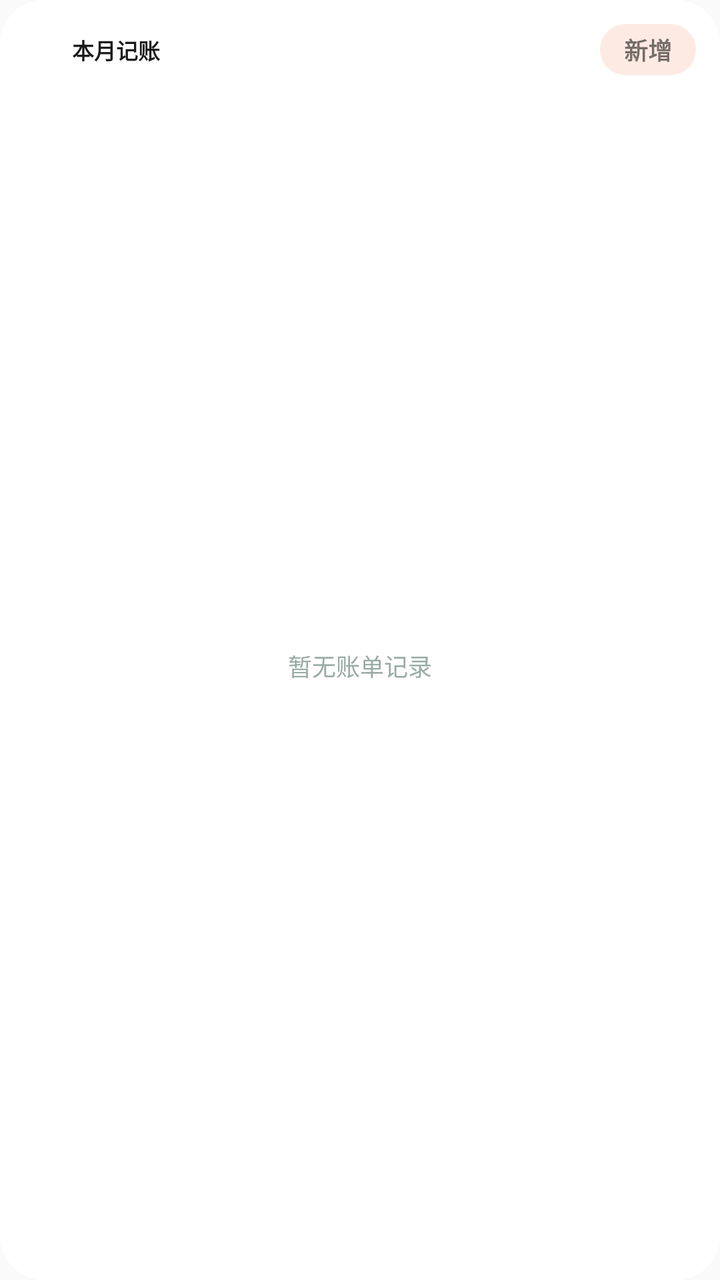
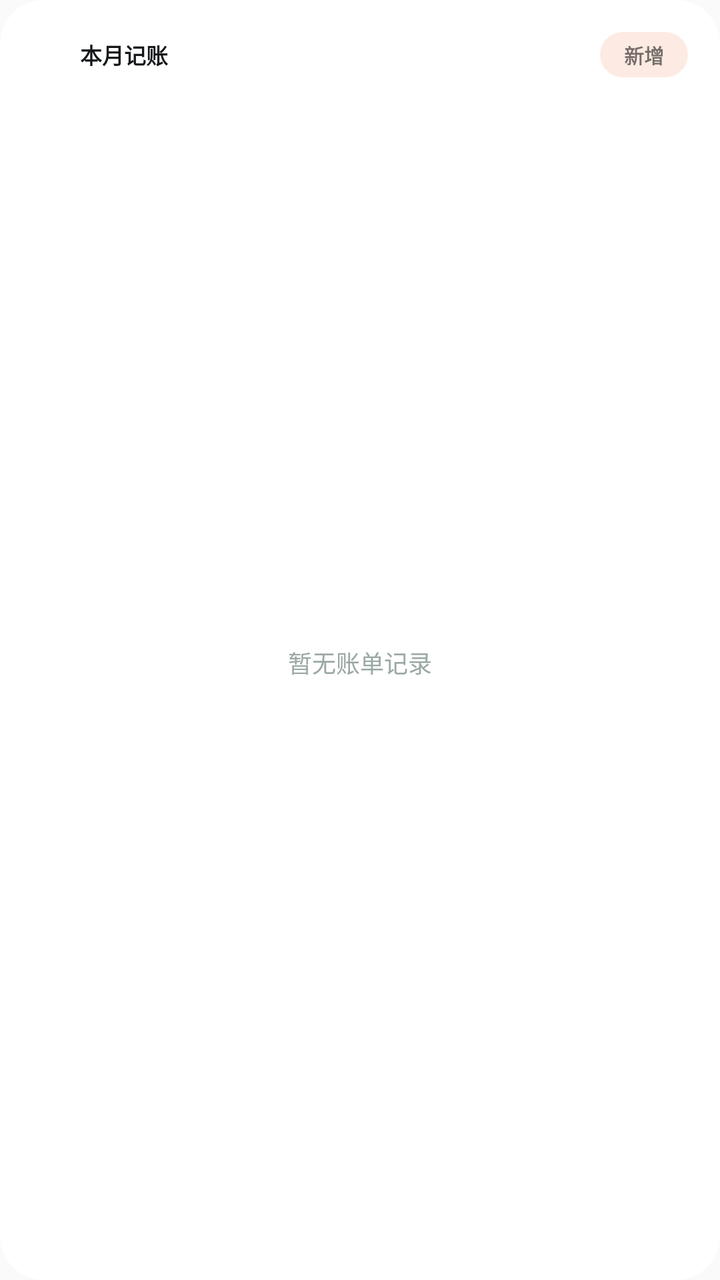

Screens rendered from an Android XML layout before and after an edit, with the pre-edit source and the edit as a unified diff.
<!-- AndroidManifest.xml: application theme Theme.PalmNote -->
<!-- res/layout/widget_bill_unified.xml -->
<?xml version="1.0" encoding="utf-8"?>
<LinearLayout xmlns:android="http://schemas.android.com/apk/res/android"
    android:id="@+id/widget_layout"
    android:layout_width="match_parent"
    android:layout_height="match_parent"
    android:orientation="vertical"
    android:padding="12dp"
    android:background="@drawable/widget_card_round">

    
    <LinearLayout
        android:layout_width="match_parent"
        android:layout_height="wrap_content"
        android:orientation="horizontal"
        android:gravity="center_vertical">

        <FrameLayout
            android:layout_width="@dimen/widget_icon_badge"
            android:layout_height="@dimen/widget_icon_badge">

            <ImageView
                android:id="@+id/widget_bill_badge"
                android:layout_width="match_parent"
                android:layout_height="match_parent"
                android:src="@drawable/widget_shape_circle"
                android:contentDescription="@null" />

            <TextView
                android:layout_width="match_parent"
                android:layout_height="match_parent"
                android:text="¥"
                android:textSize="11sp"
                android:textStyle="bold"
                android:textColor="#FFFFFFFF"
                android:gravity="center" />
        </FrameLayout>

        <TextView
            android:layout_width="0dp"
            android:layout_height="wrap_content"
            android:layout_weight="1"
            android:text="@string/widget_bill_title"
            android:textSize="@dimen/widget_text_title"
            android:textColor="@color/widget_v2_text_primary"
            android:textStyle="bold"
            android:layout_marginStart="8dp" />

        <TextView
            android:id="@+id/widget_add_btn"
            android:layout_width="wrap_content"
            android:layout_height="wrap_content"
            android:text="@string/widget_add"
            android:textSize="12sp"
            android:textStyle="bold"
            android:background="@drawable/widget_pill_tint1"
            android:paddingHorizontal="12dp"
            android:paddingVertical="4dp" />
    </LinearLayout>

    
    <LinearLayout
        android:id="@+id/widget_content_with_data"
        android:layout_width="match_parent"
        android:layout_height="0dp"
        android:layout_weight="1"
        android:orientation="horizontal"
        android:gravity="bottom"
        android:layout_marginTop="9dp"
        android:visibility="gone">

        <LinearLayout
            android:layout_width="100dp"
            android:layout_height="match_parent"
            android:orientation="vertical"
            android:gravity="center_vertical">

            <TextView
                android:layout_width="wrap_content"
                android:layout_height="wrap_content"
                android:text="@string/widget_expense_label"
                android:textSize="@dimen/widget_text_micro"
                android:textColor="@color/widget_v2_text_secondary" />

            <TextView
                android:id="@+id/widget_expense_amount"
                android:layout_width="wrap_content"
                android:layout_height="wrap_content"
                android:text="0"
                android:textSize="33sp"
                android:textColor="@color/widget_v2_text_primary"
                android:textStyle="bold"
                android:layout_marginTop="1dp"
                android:maxLines="1"
                android:ellipsize="end" />

            
            <FrameLayout
                android:id="@+id/widget_bill_budget_bar"
                android:layout_width="match_parent"
                android:layout_height="10dp"
                android:layout_marginTop="8dp">

                <ImageView
                    android:layout_width="match_parent"
                    android:layout_height="match_parent"
                    android:src="@drawable/widget_bar_track"
                    android:contentDescription="@null" />

                <ImageView
                    android:id="@+id/widget_bill_budget_fill"
                    android:layout_width="match_parent"
                    android:layout_height="match_parent"
                    android:src="@drawable/widget_bar_fill"
                    android:contentDescription="@null" />
            </FrameLayout>

            <LinearLayout
                android:layout_width="match_parent"
                android:layout_height="wrap_content"
                android:orientation="horizontal"
                android:gravity="center_vertical"
                android:layout_marginTop="4dp">

                <TextView
                    android:id="@+id/widget_budget_card_label"
                    android:layout_width="wrap_content"
                    android:layout_height="wrap_content"
                    android:text="@string/widget_budget_used"
                    android:textSize="@dimen/widget_text_micro"
                    android:textColor="@color/widget_v2_text_secondary" />

                <TextView
                    android:id="@+id/widget_budget_amount"
                    android:layout_width="0dp"
                    android:layout_height="wrap_content"
                    android:layout_weight="1"
                    android:text="0"
                    android:textSize="@dimen/widget_text_micro"
                    android:textColor="@color/widget_v2_text_primary"
                    android:textStyle="bold"
                    android:layout_marginStart="4dp"
                    android:maxLines="1"
                    android:ellipsize="end" />
            </LinearLayout>
        </LinearLayout>

        
        <LinearLayout
            android:layout_width="0dp"
            android:layout_height="match_parent"
            android:layout_weight="1"
            android:orientation="vertical"
            android:layout_marginStart="12dp">

            <LinearLayout
                android:layout_width="match_parent"
                android:layout_height="0dp"
                android:layout_weight="1"
                android:orientation="horizontal"
                android:gravity="bottom">

                <ImageView
                    android:id="@+id/widget_bill_bar_0"
                    android:layout_width="0dp"
                    android:layout_height="match_parent"
                    android:layout_weight="1"
                    android:src="@drawable/widget_bar_clip"
                    android:contentDescription="@null" />

                <ImageView
                    android:id="@+id/widget_bill_bar_1"
                    android:layout_width="0dp"
                    android:layout_height="match_parent"
                    android:layout_weight="1"
                    android:layout_marginStart="4dp"
                    android:src="@drawable/widget_bar_clip"
                    android:contentDescription="@null" />

                <ImageView
                    android:id="@+id/widget_bill_bar_2"
                    android:layout_width="0dp"
                    android:layout_height="match_parent"
                    android:layout_weight="1"
                    android:layout_marginStart="4dp"
                    android:src="@drawable/widget_bar_clip"
                    android:contentDescription="@null" />

                <ImageView
                    android:id="@+id/widget_bill_bar_3"
                    android:layout_width="0dp"
                    android:layout_height="match_parent"
                    android:layout_weight="1"
                    android:layout_marginStart="4dp"
                    android:src="@drawable/widget_bar_clip"
                    android:contentDescription="@null" />

                <ImageView
                    android:id="@+id/widget_bill_bar_4"
                    android:layout_width="0dp"
                    android:layout_height="match_parent"
                    android:layout_weight="1"
                    android:layout_marginStart="4dp"
                    android:src="@drawable/widget_bar_clip"
                    android:contentDescription="@null" />

                <ImageView
                    android:id="@+id/widget_bill_bar_5"
                    android:layout_width="0dp"
                    android:layout_height="match_parent"
                    android:layout_weight="1"
                    android:layout_marginStart="4dp"
                    android:src="@drawable/widget_bar_clip"
                    android:contentDescription="@null" />

                <ImageView
                    android:id="@+id/widget_bill_bar_6"
                    android:layout_width="0dp"
                    android:layout_height="match_parent"
                    android:layout_weight="1"
                    android:layout_marginStart="4dp"
                    android:src="@drawable/widget_bar_clip"
                    android:contentDescription="@null" />
            </LinearLayout>

            <TextView
                android:layout_width="match_parent"
                android:layout_height="wrap_content"
                android:text="@string/widget_bill_week_label"
                android:textSize="@dimen/widget_text_micro"
                android:textColor="@color/widget_v2_text_tertiary"
                android:gravity="center"
                android:layout_marginTop="3dp" />
        </LinearLayout>
    </LinearLayout>

    
    <LinearLayout
        android:id="@+id/widget_empty_state"
        android:layout_width="match_parent"
        android:layout_height="0dp"
        android:layout_weight="1"
        android:orientation="vertical"
        android:gravity="center"
        android:visibility="visible">

        <TextView
            android:layout_width="wrap_content"
            android:layout_height="wrap_content"
            android:text="@string/widget_bill_empty"
            android:textSize="12sp"
            android:textColor="@color/widget_v2_text_tertiary" />
    </LinearLayout>

</LinearLayout>
<!-- resources referenced by this layout -->
<resources>
  <color name="widget_v2_text_primary">#FF1A1A1A</color>
  <color name="widget_v2_text_secondary">#FF7C8A86</color>
  <color name="widget_v2_text_tertiary">#FF9AABA6</color>
  <dimen name="widget_icon_badge">16dp</dimen>
  <dimen name="widget_text_micro">10sp</dimen>
  <dimen name="widget_text_title">11sp</dimen>
  <!-- drawable widget_bar_clip (drawable) -->
  <?xml version="1.0" encoding="utf-8"?>
  <clip xmlns:android="http://schemas.android.com/apk/res/android"
      android:clipOrientation="vertical"
      android:gravity="bottom">
      <shape android:shape="rectangle">
          <solid android:color="#FFFFFFFF" />
          <corners android:radius="3dp" />
      </shape>
  </clip>
  <!-- drawable widget_bar_fill (drawable) -->
  <?xml version="1.0" encoding="utf-8"?>
  <clip xmlns:android="http://schemas.android.com/apk/res/android"
      android:clipOrientation="horizontal"
      android:gravity="left">
      <shape android:shape="rectangle">
          <solid android:color="#FFFFFF" />
          <corners android:radius="2dp" />
      </shape>
  </clip>
  <!-- drawable widget_bar_track (drawable) -->
  <?xml version="1.0" encoding="utf-8"?>
  <shape xmlns:android="http://schemas.android.com/apk/res/android" android:shape="rectangle">
      <solid android:color="@color/widget_v2_ring" />
      <corners android:radius="2dp" />
  </shape>
  <!-- drawable widget_card_round (drawable) -->
  <?xml version="1.0" encoding="utf-8"?>
  <shape xmlns:android="http://schemas.android.com/apk/res/android" android:shape="rectangle">
      <solid android:color="@color/widget_v2_card_bg" />
      <corners android:radius="22dp" />
  </shape>
  <!-- drawable widget_pill_tint1 (drawable) -->
  <?xml version="1.0" encoding="utf-8"?>
  <shape xmlns:android="http://schemas.android.com/apk/res/android"
      android:shape="rectangle">
      <solid android:color="@color/widget_tint_1" />
      <corners android:radius="99dp" />
  </shape>
  <!-- drawable widget_shape_circle (drawable) -->
  <?xml version="1.0" encoding="utf-8"?>
  <shape xmlns:android="http://schemas.android.com/apk/res/android"
      android:shape="oval">
      <solid android:color="#FFFFFF" />
  </shape>
  <string name="widget_add">新增</string>
  <string name="widget_bill_empty">暂无账单记录</string>
  <string name="widget_bill_title">本月记账</string>
  <string name="widget_bill_week_label">近 7 天</string>
  <string name="widget_budget_used">预算已用</string>
  <string name="widget_expense_label">支出</string>
  <style name="Theme.PalmNote" parent="Theme.AppCompat.DayNight.NoActionBar">
          <item name="android:statusBarColor">@android:color/transparent</item>
          <item name="android:navigationBarColor">@android:color/transparent</item>
          <item name="android:windowLightStatusBar">true</item>
      </style>
  <color name="widget_v2_ring">#FFC4CFCC</color>
  <color name="widget_v2_card_bg">#FFFFFFFF</color>
  <color name="widget_tint_1">#FFFDEBE3</color>
</resources>

<!-- the commit's change to res/layout/widget_bill_unified.xml (unified diff, before → after) -->
@@ -4,7 +4,7 @@
     android:layout_width="match_parent"
     android:layout_height="match_parent"
     android:orientation="vertical"
-    android:padding="12dp"
+    android:padding="@dimen/widget_pad"
     android:background="@drawable/widget_card_round">
 
     
@@ -50,7 +50,7 @@
             android:layout_width="wrap_content"
             android:layout_height="wrap_content"
             android:text="@string/widget_add"
-            android:textSize="12sp"
+            android:textSize="10sp"
             android:textStyle="bold"
             android:background="@drawable/widget_pill_tint1"
             android:paddingHorizontal="12dp"
@@ -65,7 +65,7 @@
         android:layout_weight="1"
         android:orientation="horizontal"
         android:gravity="bottom"
-        android:layout_marginTop="9dp"
+        android:layout_marginTop="6dp"
         android:visibility="gone">
 
         <LinearLayout
@@ -78,8 +78,8 @@
                 android:layout_width="wrap_content"
                 android:layout_height="wrap_content"
                 android:text="@string/widget_expense_label"
-                android:textSize="@dimen/widget_text_micro"
-                android:textColor="@color/widget_v2_text_secondary" />
+                android:textSize="@dimen/widget_text_label"
+                android:textColor="@color/widget_v2_text_tertiary" />
 
             <TextView
                 android:id="@+id/widget_expense_amount"
@@ -87,6 +87,7 @@
                 android:layout_height="wrap_content"
                 android:text="0"
                 android:textSize="33sp"
+                android:lineSpacingMultiplier="0.75"
                 android:textColor="@color/widget_v2_text_primary"
                 android:textStyle="bold"
                 android:layout_marginTop="1dp"
@@ -98,7 +99,7 @@
                 android:id="@+id/widget_bill_budget_bar"
                 android:layout_width="match_parent"
                 android:layout_height="10dp"
-                android:layout_marginTop="8dp">
+                android:layout_marginTop="6dp">
 
                 <ImageView
                     android:layout_width="match_parent"
@@ -119,15 +120,15 @@
                 android:layout_height="wrap_content"
                 android:orientation="horizontal"
                 android:gravity="center_vertical"
-                android:layout_marginTop="4dp">
+                android:layout_marginTop="2dp">
 
                 <TextView
                     android:id="@+id/widget_budget_card_label"
                     android:layout_width="wrap_content"
                     android:layout_height="wrap_content"
                     android:text="@string/widget_budget_used"
-                    android:textSize="@dimen/widget_text_micro"
-                    android:textColor="@color/widget_v2_text_secondary" />
+                    android:textSize="@dimen/widget_text_label"
+                    android:textColor="@color/widget_v2_text_tertiary" />
 
                 <TextView
                     android:id="@+id/widget_budget_amount"
@@ -135,9 +136,8 @@
                     android:layout_height="wrap_content"
                     android:layout_weight="1"
                     android:text="0"
-                    android:textSize="@dimen/widget_text_micro"
-                    android:textColor="@color/widget_v2_text_primary"
-                    android:textStyle="bold"
+                    android:textSize="@dimen/widget_text_label"
+                    android:textColor="@color/widget_v2_text_tertiary"
                     android:layout_marginStart="4dp"
                     android:maxLines="1"
                     android:ellipsize="end" />
@@ -226,7 +226,7 @@
                 android:layout_width="match_parent"
                 android:layout_height="wrap_content"
                 android:text="@string/widget_bill_week_label"
-                android:textSize="@dimen/widget_text_micro"
+                android:textSize="@dimen/widget_text_label"
                 android:textColor="@color/widget_v2_text_tertiary"
                 android:gravity="center"
                 android:layout_marginTop="3dp" />
<!-- resource entries referenced after the edit -->
@@ -1,10 +1,10 @@
 <!-- resources referenced by this layout -->
 <resources>
-  <color name="widget_v2_text_primary">#FF1A1A1A</color>
-  <color name="widget_v2_text_secondary">#FF7C8A86</color>
-  <color name="widget_v2_text_tertiary">#FF9AABA6</color>
+  <color name="widget_v2_text_primary">#FF15181A</color>
+  <color name="widget_v2_text_tertiary">#FF9AA8A4</color>
   <dimen name="widget_icon_badge">16dp</dimen>
-  <dimen name="widget_text_micro">10sp</dimen>
+  <dimen name="widget_pad">16dp</dimen>
+  <dimen name="widget_text_label">9sp</dimen>
   <dimen name="widget_text_title">11sp</dimen>
   <!-- drawable widget_bar_clip (drawable) -->
   <?xml version="1.0" encoding="utf-8"?>
@@ -62,7 +62,7 @@
           <item name="android:navigationBarColor">@android:color/transparent</item>
           <item name="android:windowLightStatusBar">true</item>
       </style>
-  <color name="widget_v2_ring">#FFC4CFCC</color>
+  <color name="widget_v2_ring">#FFE9EDEC</color>
   <color name="widget_v2_card_bg">#FFFFFFFF</color>
   <color name="widget_tint_1">#FFFDEBE3</color>
 </resources>
